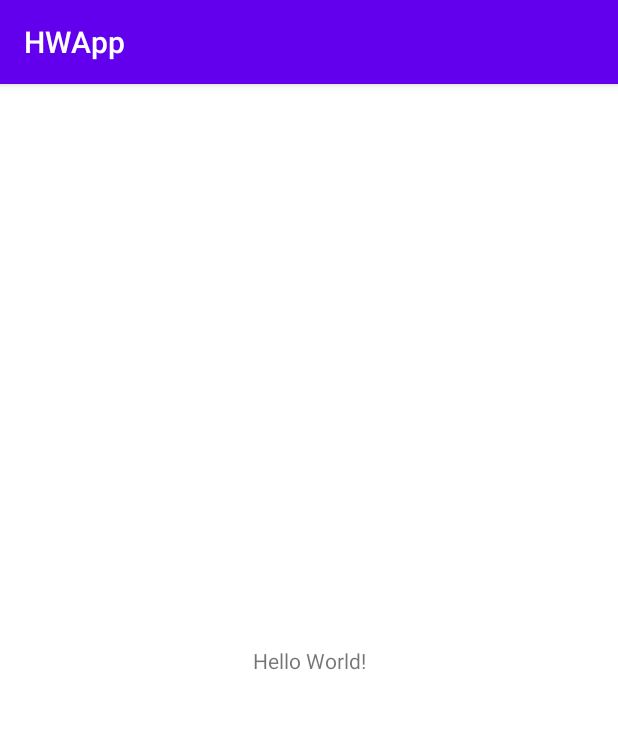
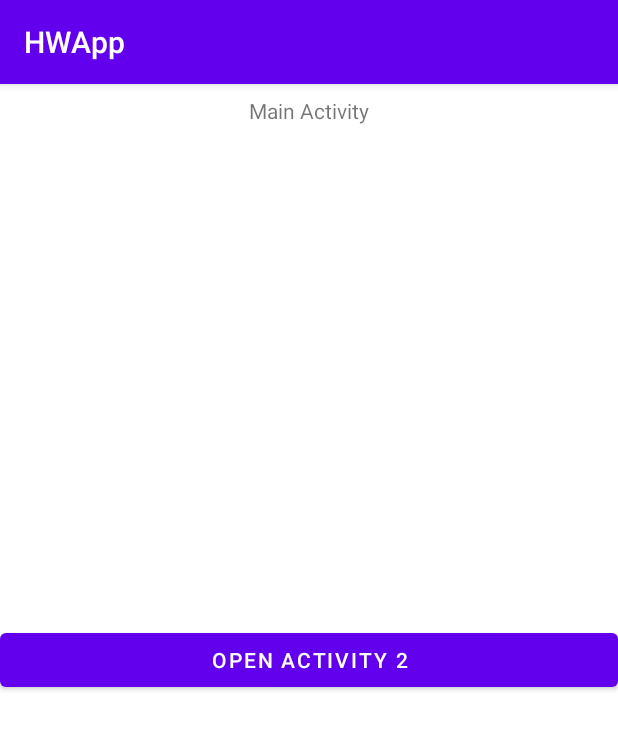
Before and after one commit to alexey-chaichuk/HWApp, an Android app: the screen it shows after launch (MainActivity), on a phone screen of 412 x 824 dp. Shown: the top 729 px of the screen. Run offline under Robolectric (Android 15) with nearby library versions, the phone set to English and light mode, and no system bars.

Commit message:
added 2 activities

```diff
--- a/app/src/main/AndroidManifest.xml
+++ b/app/src/main/AndroidManifest.xml
@@ -9,6 +9,8 @@
         android:roundIcon="@mipmap/ic_launcher_round"
         android:supportsRtl="true"
         android:theme="@style/Theme.HWApp">
+        <activity android:name=".Activity3"></activity>
+        <activity android:name=".Activity2" />
         <activity android:name=".MainActivity">
             <intent-filter>
                 <action android:name="android.intent.action.MAIN" />
--- a/app/src/main/java/ru/chaichuk/hwapp/MainActivity.kt
+++ b/app/src/main/java/ru/chaichuk/hwapp/MainActivity.kt
@@ -1,11 +1,17 @@
 package ru.chaichuk.hwapp
 
+import android.content.Intent
 import androidx.appcompat.app.AppCompatActivity
 import android.os.Bundle
+import android.view.View
 
 class MainActivity : AppCompatActivity() {
     override fun onCreate(savedInstanceState: Bundle?) {
         super.onCreate(savedInstanceState)
         setContentView(R.layout.activity_main)
     }
+
+    fun onActivity2Click(view: View) {
+        startActivity(Intent(this, Activity2::class.java))
+    }
 }
--- a/app/src/main/res/layout/activity_main.xml
+++ b/app/src/main/res/layout/activity_main.xml
@@ -6,13 +6,25 @@
     android:layout_height="match_parent"
     tools:context=".MainActivity">
 
-    <TextView
-        android:layout_width="wrap_content"
+    <Button
+        android:id="@+id/btn_mact_open_act_2"
+        android:layout_width="0dp"
         android:layout_height="wrap_content"
-        android:text="Hello World!"
+        android:onClick="onActivity2Click"
+        android:text="Open Activity 2"
         app:layout_constraintBottom_toBottomOf="parent"
         app:layout_constraintLeft_toLeftOf="parent"
         app:layout_constraintRight_toRightOf="parent"
         app:layout_constraintTop_toTopOf="parent" />
 
+    <TextView
+        android:id="@+id/textView2"
+        android:layout_width="wrap_content"
+        android:layout_height="wrap_content"
+        android:layout_marginTop="8dp"
+        android:text="Main Activity"
+        app:layout_constraintEnd_toEndOf="parent"
+        app:layout_constraintStart_toStartOf="parent"
+        app:layout_constraintTop_toTopOf="parent" />
+
 </androidx.constraintlayout.widget.ConstraintLayout>
```
Also changed, not shown: app/src/main/java/ru/chaichuk/hwapp/Activity2.kt (added, +21 -0 lines), app/src/main/java/ru/chaichuk/hwapp/Activity3.kt (added, +23 -0 lines), app/src/main/res/layout/activity_2.xml (added, +36 -0 lines), app/src/main/res/layout/activity_3.xml (added, +36 -0 lines).
